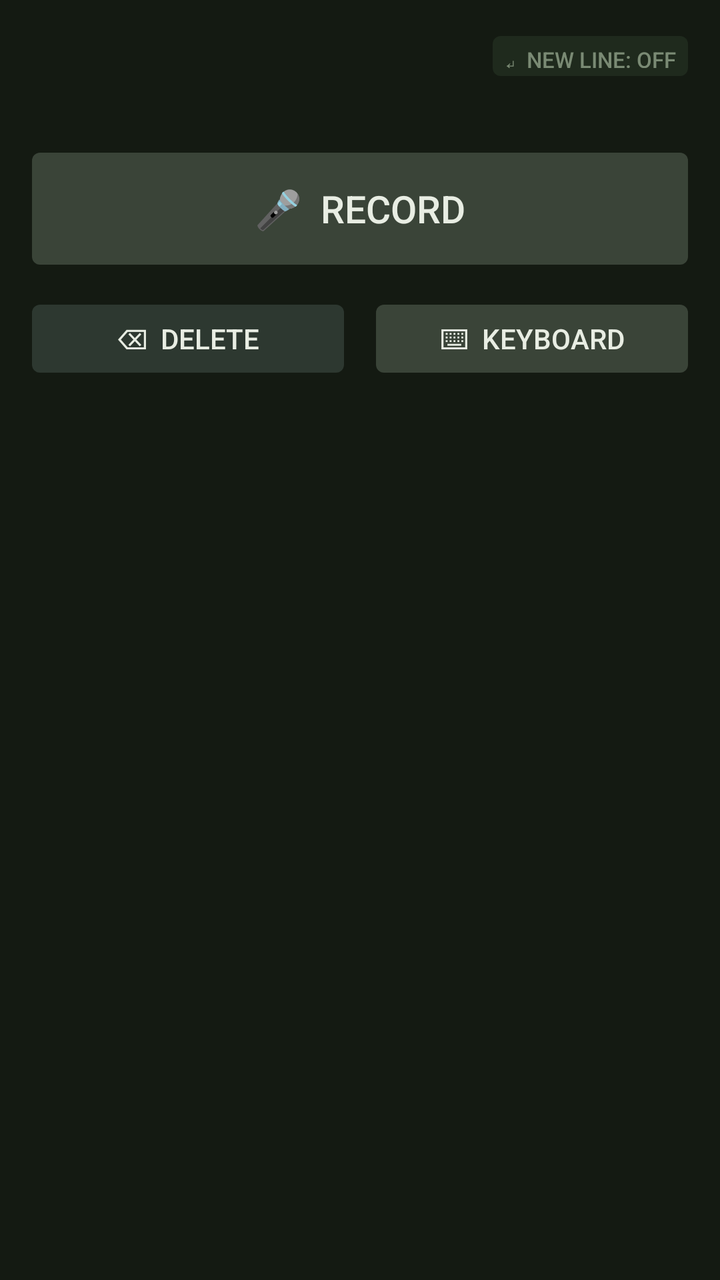
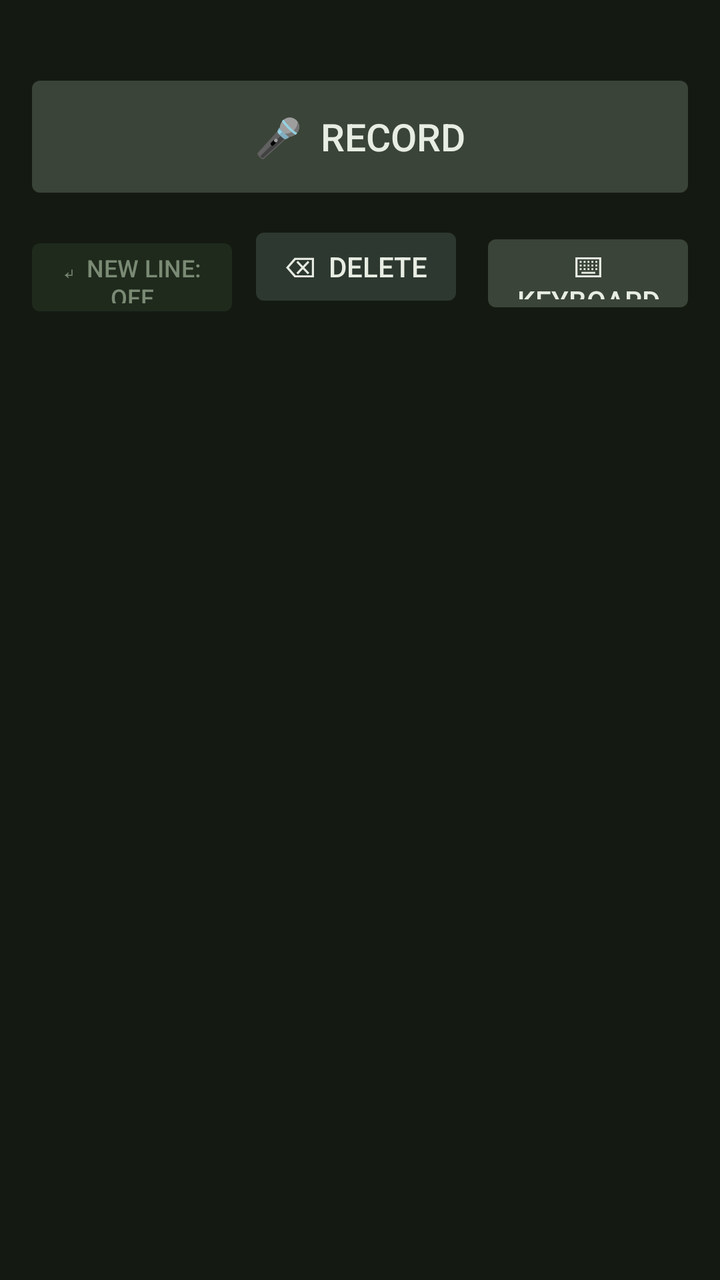

Screens rendered from an Android XML layout before and after an edit, with the pre-edit source and the edit as a unified diff.
<!-- AndroidManifest.xml: application theme android:Theme.DeviceDefault -->
<!-- res/layout/keyboard_view.xml -->
<?xml version="1.0" encoding="utf-8"?>
<LinearLayout xmlns:android="http://schemas.android.com/apk/res/android"
    android:layout_width="match_parent"
    android:layout_height="wrap_content"
    android:orientation="vertical"
    android:background="#141A12"
    android:padding="12dp">

    
    <LinearLayout
        android:layout_width="match_parent"
        android:layout_height="wrap_content"
        android:orientation="horizontal"
        android:gravity="end"
        android:layout_marginBottom="4dp">

        <Button
            android:id="@+id/btnAutoNewline"
            android:layout_width="wrap_content"
            android:layout_height="32dp"
            android:minWidth="0dp"
            android:minHeight="0dp"
            android:paddingStart="10dp"
            android:paddingEnd="10dp"
            android:text="↵  New line: off"
            android:textSize="11sp"
            android:textColor="#7A8A74"
            android:backgroundTint="#1F2A1D"
            android:stateListAnimator="@null" />

    </LinearLayout>

    
    <TextView
        android:id="@+id/tvStatus"
        android:layout_width="match_parent"
        android:layout_height="wrap_content"
        android:text=""
        android:textColor="#7A8A74"
        android:textSize="12sp"
        android:gravity="center"
        android:minHeight="20dp"
        android:maxLines="3"
        android:ellipsize="none"
        android:paddingBottom="6dp" />

    
    <LinearLayout
        android:id="@+id/rowRetry"
        android:layout_width="match_parent"
        android:layout_height="wrap_content"
        android:orientation="horizontal"
        android:weightSum="2"
        android:layout_marginBottom="6dp"
        android:visibility="gone">

        <Button
            android:id="@+id/btnRetry"
            android:layout_width="0dp"
            android:layout_height="46dp"
            android:layout_weight="1"
            android:text="🔁  Retry"
            android:textSize="14sp"
            android:textColor="#E8EDE3"
            android:backgroundTint="#4A3A28"
            android:stateListAnimator="@null"
            android:layout_marginEnd="4dp" />

        <Button
            android:id="@+id/btnSaveAudio"
            android:layout_width="0dp"
            android:layout_height="46dp"
            android:layout_weight="1"
            android:text="💾  Save audio"
            android:textSize="14sp"
            android:textColor="#E8EDE3"
            android:backgroundTint="#4A3A28"
            android:stateListAnimator="@null"
            android:layout_marginStart="4dp"
            android:visibility="gone" />

    </LinearLayout>

    
    <Button
        android:id="@+id/btnRephrase"
        android:layout_width="match_parent"
        android:layout_height="46dp"
        android:text="✏️  Rephrase selection"
        android:textSize="14sp"
        android:textColor="#E8EDE3"
        android:backgroundTint="#2A3828"
        android:stateListAnimator="@null"
        android:layout_marginBottom="6dp"
        android:visibility="gone" />

    
    <Button
        android:id="@+id/btnRecord"
        android:layout_width="match_parent"
        android:layout_height="68dp"
        android:text="🎤  Record"
        android:textSize="19sp"
        android:textColor="#E8EDE3"
        android:backgroundTint="#3A4438"
        android:stateListAnimator="@null"
        android:layout_marginBottom="8dp" />

    
    <LinearLayout
        android:layout_width="match_parent"
        android:layout_height="wrap_content"
        android:orientation="horizontal"
        android:weightSum="2">

        <Button
            android:id="@+id/btnDelete"
            android:layout_width="0dp"
            android:layout_height="46dp"
            android:layout_weight="1"
            android:text="⌫  Delete"
            android:textSize="14sp"
            android:textColor="#E8EDE3"
            android:backgroundTint="#2D3830"
            android:stateListAnimator="@null"
            android:layout_marginEnd="4dp" />

        <Button
            android:id="@+id/btnSwitch"
            android:layout_width="0dp"
            android:layout_height="46dp"
            android:layout_weight="1"
            android:text="⌨  Keyboard"
            android:textSize="14sp"
            android:textColor="#E8EDE3"
            android:backgroundTint="#3A4438"
            android:stateListAnimator="@null"
            android:layout_marginStart="4dp" />

    </LinearLayout>

</LinearLayout>
<!-- resources referenced by this layout -->
<resources>

</resources>

<!-- the commit's change to res/layout/keyboard_view.xml (unified diff, before → after) -->
@@ -5,30 +5,6 @@
     android:orientation="vertical"
     android:background="#141A12"
     android:padding="12dp">
-
-    
-    <LinearLayout
-        android:layout_width="match_parent"
-        android:layout_height="wrap_content"
-        android:orientation="horizontal"
-        android:gravity="end"
-        android:layout_marginBottom="4dp">
-
-        <Button
-            android:id="@+id/btnAutoNewline"
-            android:layout_width="wrap_content"
-            android:layout_height="32dp"
-            android:minWidth="0dp"
-            android:minHeight="0dp"
-            android:paddingStart="10dp"
-            android:paddingEnd="10dp"
-            android:text="↵  New line: off"
-            android:textSize="11sp"
-            android:textColor="#7A8A74"
-            android:backgroundTint="#1F2A1D"
-            android:stateListAnimator="@null" />
-
-    </LinearLayout>
 
     
     <TextView
@@ -111,7 +87,19 @@
         android:layout_width="match_parent"
         android:layout_height="wrap_content"
         android:orientation="horizontal"
-        android:weightSum="2">
+        android:weightSum="3">
+
+        <Button
+            android:id="@+id/btnAutoNewline"
+            android:layout_width="0dp"
+            android:layout_height="46dp"
+            android:layout_weight="1"
+            android:text="↵  New line: off"
+            android:textSize="12sp"
+            android:textColor="#7A8A74"
+            android:backgroundTint="#1F2A1D"
+            android:stateListAnimator="@null"
+            android:layout_marginEnd="4dp" />
 
         <Button
             android:id="@+id/btnDelete"
